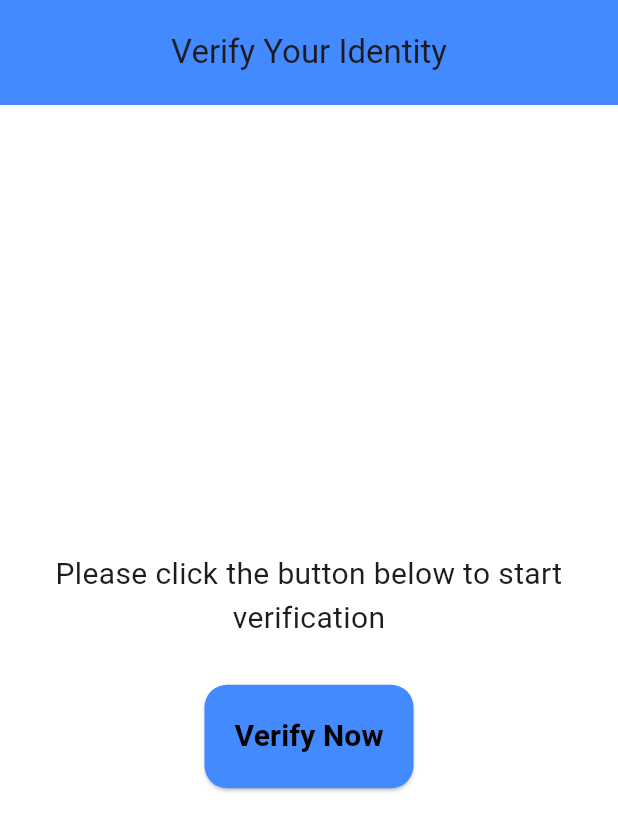
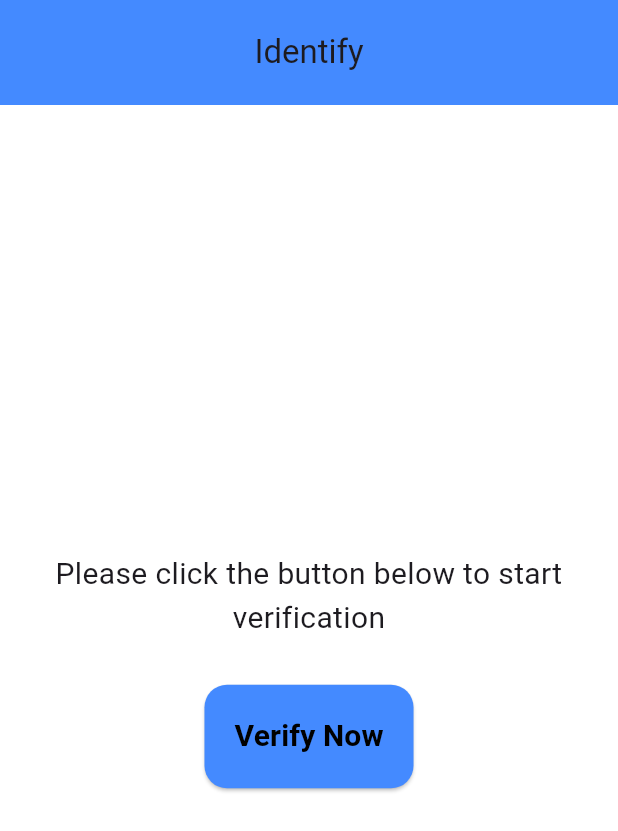
Before and after one commit to nonnyesodo/flutter_liveness_detection, a Flutter app: the screen it shows after launch, on a phone screen of 412 x 824 dp. Shown: the top 831 px of the screen. Run offline on Flutter 3.47's test engine with Material 3 defaults, Android fonts, the phone set to English and light mode, and no system bars; our stand-ins replace camera, permission_handler; missing offline and left inert: google_mlkit_face_detection.

```diff
--- a/example/lib/main.dart
+++ b/example/lib/main.dart
@@ -1,3 +1,5 @@
+import 'dart:io';
+
 import 'package:flutter/material.dart';
 import 'package:flutter/services.dart';
 import 'package:flutter_liveness_detection/flutter_liveness_detection.dart';
@@ -57,9 +59,15 @@ class MyApp extends StatelessWidget {
   }
 }
 
-class HomePage extends StatelessWidget {
+class HomePage extends StatefulWidget {
   const HomePage({super.key});
 
+  @override
+  State<HomePage> createState() => _HomePageState();
+}
+
+class _HomePageState extends State<HomePage> {
+  File? imageFile;
   @override
   Widget build(BuildContext context) {
     return Scaffold(
@@ -68,7 +76,7 @@ class HomePage extends StatelessWidget {
         backgroundColor: Colors.blueAccent,
         toolbarHeight: 70,
         centerTitle: true,
-        title: const Text('Verify Your Identity'),
+        title: const Text('Identify'),
       ),
       body: Center(
         child: Column(
@@ -77,6 +85,15 @@ class HomePage extends StatelessWidget {
             const Text('Please click the button below to start verification',
                 textAlign: TextAlign.center, style: TextStyle(fontSize: 20)),
             const SizedBox(height: 30),
+
+            (imageFile != null) ?
+            SizedBox(
+                height: 200,width: 150,
+                child: Image.file(imageFile!),
+            ) :
+            SizedBox(),
+
+
             ElevatedButton(
               style: ElevatedButton.styleFrom(
                 padding: const EdgeInsets.all(20),
@@ -89,13 +106,16 @@ class HomePage extends StatelessWidget {
               onPressed: () async {
                 final cameras = await availableCameras();
                 if (cameras.isNotEmpty) {
-                  final result = await Navigator.push(
+                  final XFile? result = await Navigator.push(
                     context,
-                    MaterialPageRoute(
-                      builder: (context) => const FlutterLivenessDetection(),
-                    ),
+                    MaterialPageRoute(builder: (context) => const FlutterLivenessDetection()),
                   );
-                  if (result == true) {
+
+                  if (result != null) {
+                    setState(() {
+                      imageFile = File(result.path);
+                    });
+
                     ScaffoldMessenger.of(context).showSnackBar(
                       const SnackBar(content: Text('Verification Successful!')),
                     );
@@ -106,6 +126,19 @@ class HomePage extends StatelessWidget {
                   );
                 }
               },
+
+              // onPressed: () async {
+              //   final cameras = await availableCameras();
+              //   if (cameras.isNotEmpty) {
+              //     final result = await Navigator.push(context, MaterialPageRoute(builder: (context) => const FlutterLivenessDetection()));
+              //     if (result == true) {
+              //       ScaffoldMessenger.of(context).showSnackBar(const SnackBar(content: Text('Verification Successful!')));
+              //     }
+              //   } else {
+              //     ScaffoldMessenger.of(context).showSnackBar(const SnackBar(content: Text('Camera not active!')));
+              //   }
+              // },
+
               child: const Text('Verify Now',
                 style: TextStyle(fontWeight: FontWeight.bold, fontSize: 20),
               ),
--- a/pubspec.yaml
+++ b/pubspec.yaml
@@ -1,5 +1,5 @@
 name: flutter_liveness_detection
-description: "A new Flutter package project."
+description: "A Flutter plugin for real-time liveness detection using face gestures like smile, blink, and head movement. Supports Android and iOS."
 version: 0.0.1
 homepage:
 
```
Also changed, not shown: lib/src/flutter_liveness_detection.dart (+30 -38 lines).
